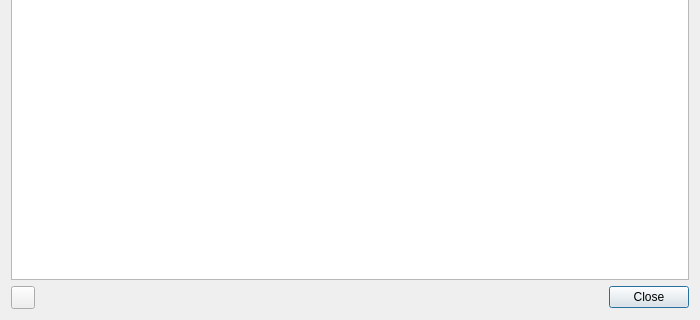
Qt form conflip/managesettingsdialog.ui (Skycoder42/Conflip) before a commit; both pictures show x 0 to 700 and y 180 to 500 of the 700 by 500 pixel window.
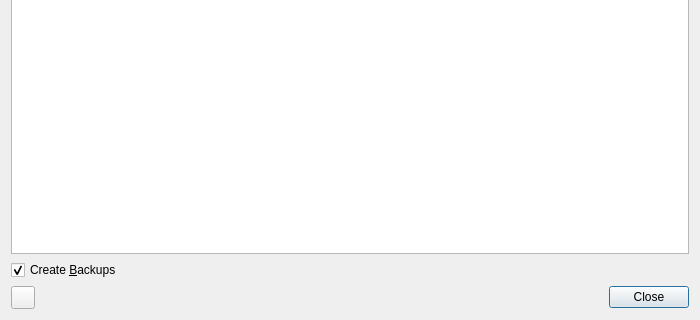
The same form after that commit. Icons and pictures are not drawn.

Commit message: added improved init load + auto backup

```diff
--- a/conflip/managesettingsdialog.ui
+++ b/conflip/managesettingsdialog.ui
@@ -21,6 +21,16 @@
      </property>
     </widget>
    </item>
+   <item>
+    <widget class="QCheckBox" name="backupCheckBox">
+     <property name="text">
+      <string>Create &amp;Backups</string>
+     </property>
+     <property name="checked">
+      <bool>true</bool>
+     </property>
+    </widget>
+   </item>
    <item>
     <layout class="QHBoxLayout" name="horizontalLayout">
      <item>
```
The commit also changes 11 other files.
